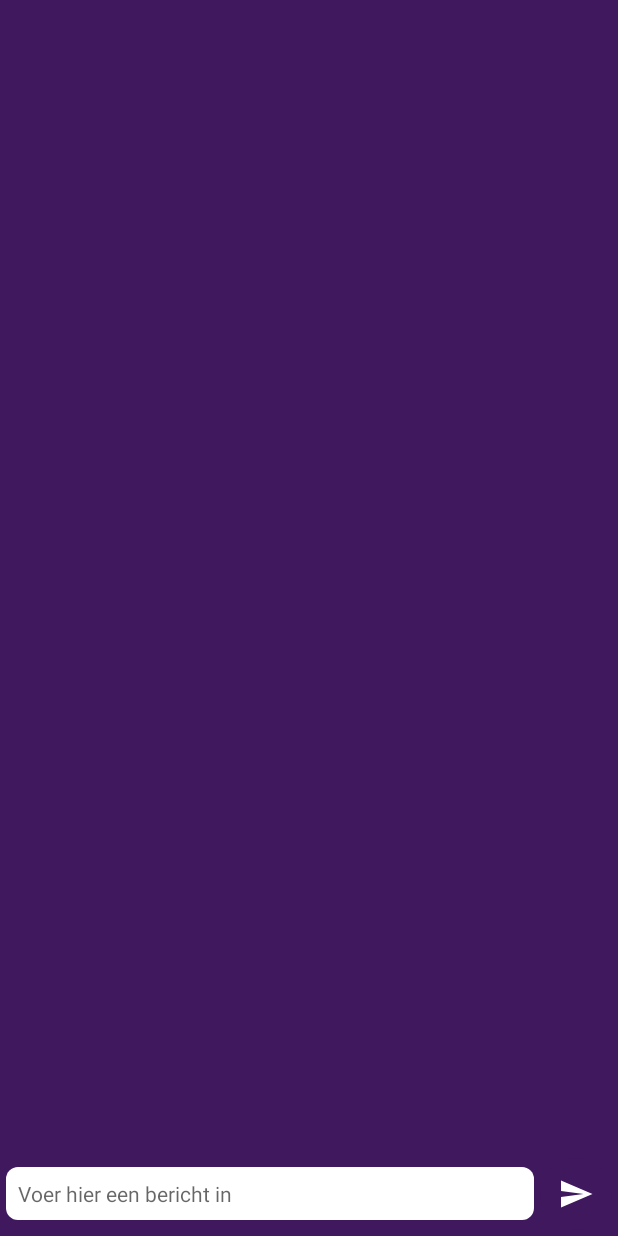
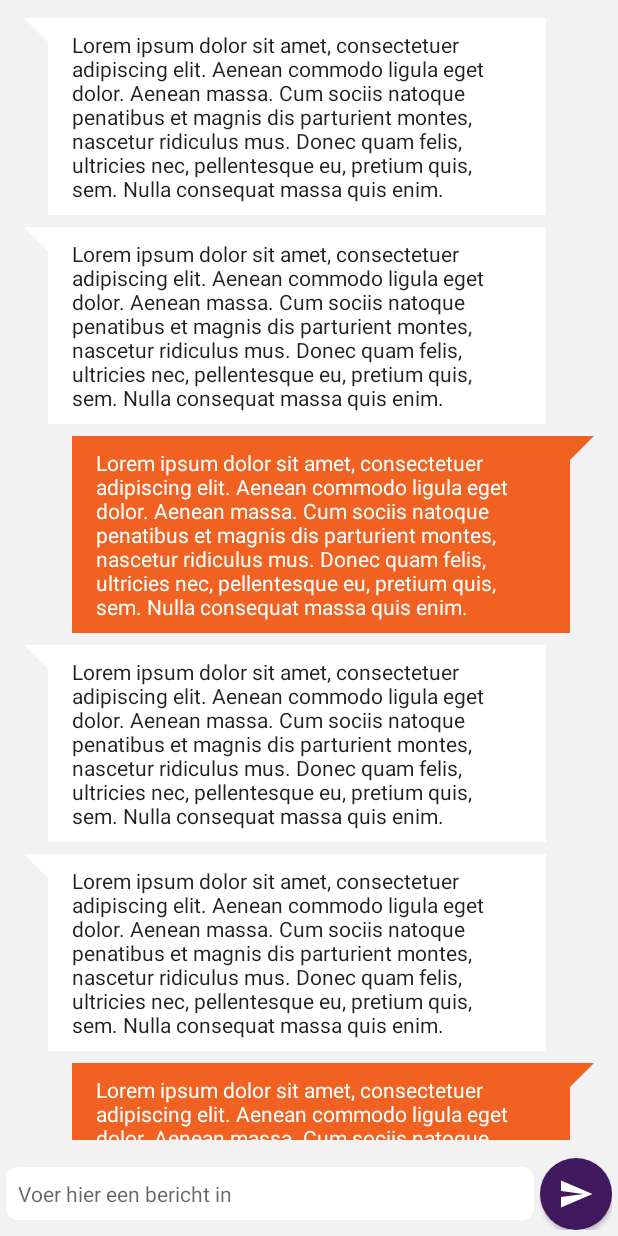
Before and after one commit to redcrayonn/Mobile-Development, an Android app: the MessagesActivity screen opened directly, with no data from a screen before it, on a phone screen of 412 x 824 dp. Run offline under Robolectric (Android 15) with nearby library versions, the phone set to English and light mode, and no system bars.

Commit message:
message balloons fixed

```diff
--- a/Android/app/src/main/AndroidManifest.xml
+++ b/Android/app/src/main/AndroidManifest.xml
@@ -24,7 +24,8 @@
             android:windowSoftInputMode="stateVisible|adjustPan" />
         <activity android:name=".app.view.activity.client.ClientHomeActivity" />
         <activity android:name=".app.view.activity.shared.MessagesActivity"
-            android:parentActivityName=".app.view.activity.client.ClientHomeActivity"/>
+            android:parentActivityName=".app.view.activity.client.ClientHomeActivity"
+            android:theme="@style/AppTheme.Alt"/>
     </application>
 
 </manifest>
--- a/Android/app/src/main/java/nl/inholland/imready/app/view/activity/shared/MessagesActivity.java
+++ b/Android/app/src/main/java/nl/inholland/imready/app/view/activity/shared/MessagesActivity.java
@@ -2,6 +2,7 @@ package nl.inholland.imready.app.view.activity.shared;
 
 import android.support.v7.app.AppCompatActivity;
 import android.os.Bundle;
+import android.support.v7.widget.LinearLayoutManager;
 import android.support.v7.widget.RecyclerView;
 
 import nl.inholland.imready.R;
@@ -14,8 +15,9 @@ public class MessagesActivity extends AppCompatActivity {
         super.onCreate(savedInstanceState);
         setContentView(R.layout.activity_messages);
 
+        RecyclerView view = findViewById(R.id.messages);
+        view.setLayoutManager(new LinearLayoutManager(this));
         MessageAdapter adapter = new MessageAdapter(this);
-        RecyclerView view = findViewById(R.id.messages);
         view.setAdapter(adapter);
     }
 }
--- a/Android/app/src/main/java/nl/inholland/imready/app/view/adapter/MessageAdapter.java
+++ b/Android/app/src/main/java/nl/inholland/imready/app/view/adapter/MessageAdapter.java
@@ -20,7 +20,7 @@ public class MessageAdapter extends RecyclerView.Adapter<MessageViewHolder> {
     private Context context;
 
     public MessageAdapter(Context context) {
-        layoutInflator = LayoutInflater.from(context);
+        this.layoutInflator = LayoutInflater.from(context);
         this.context = context;
     }
 
@@ -29,9 +29,10 @@ public class MessageAdapter extends RecyclerView.Adapter<MessageViewHolder> {
         View view;
         switch (viewType) {
             case 0:
+            case 1:
                 view = layoutInflator.inflate(R.layout.list_item_message_left, parent, false);
                 return new MessageViewHolder(view);
-            case 1:
+            case 2:
                 view = layoutInflator.inflate(R.layout.list_item_message_right, parent, false);
                 return new MessageViewHolder(view);
         }
@@ -41,7 +42,7 @@ public class MessageAdapter extends RecyclerView.Adapter<MessageViewHolder> {
     @Override
     public void onBindViewHolder(final MessageViewHolder holder, int position) {
         Message message = new Message();
-        message.setMessage("test");
+        message.setMessage("Lorem ipsum dolor sit amet, consectetuer adipiscing elit. Aenean commodo ligula eget dolor. Aenean massa. Cum sociis natoque penatibus et magnis dis parturient montes, nascetur ridiculus mus. Donec quam felis, ultricies nec, pellentesque eu, pretium quis, sem. Nulla consequat massa quis enim.");
         message.setDatetime(new Date());
 
         holder.fill(context, message);
@@ -49,11 +50,11 @@ public class MessageAdapter extends RecyclerView.Adapter<MessageViewHolder> {
 
     @Override
     public int getItemCount() {
-        return 10;
+        return 20;
     }
 
     @Override
     public int getItemViewType(int position) {
-        return position % 2;
+        return position % 3;
     }
 }
--- a/Android/app/src/main/res/drawable/bg_shape_bubble_incoming.xml
+++ b/Android/app/src/main/res/drawable/bg_shape_bubble_incoming.xml
@@ -14,7 +14,6 @@
     <item android:left="16dp">
         <shape android:shape="rectangle" >
             <solid android:color="@android:color/white" />
-            <corners android:radius="@dimen/largeRadius" />
         </shape>
     </item>
 </layer-list>
--- a/Android/app/src/main/res/drawable/bg_shape_bubble_outgoing.xml
+++ b/Android/app/src/main/res/drawable/bg_shape_bubble_outgoing.xml
@@ -14,7 +14,6 @@
     <item android:right="16dp">
         <shape android:shape="rectangle" >
             <solid android:color="@color/colorAccent" />
-            <corners android:radius="@dimen/largeRadius" />
         </shape>
     </item>
 </layer-list>
--- a/Android/app/src/main/res/layout/activity_login.xml
+++ b/Android/app/src/main/res/layout/activity_login.xml
@@ -73,7 +73,7 @@
             android:layout_marginBottom="16dp"
             android:layout_marginTop="16dp"
             android:text="@string/login"
-            android:theme="@style/App.Button" />
+            android:theme="@style/App.Button.Accent" />
 
         <!-- Loading icon -->
         <ProgressBar
--- a/Android/app/src/main/res/layout/activity_messages.xml
+++ b/Android/app/src/main/res/layout/activity_messages.xml
@@ -5,7 +5,6 @@
     android:orientation="vertical"
     android:layout_width="match_parent"
     android:layout_height="match_parent"
-    android:theme="@style/AppTheme.Alt"
     tools:context="nl.inholland.imready.app.view.activity.shared.MessagesActivity">
 
     <RelativeLayout
@@ -17,7 +16,11 @@
             android:layout_width="match_parent"
             android:layout_height="wrap_content"
             android:layout_above="@id/message_input_container"
-            tools:listitem="@layout/list_item_message_left">
+            android:paddingStart="@dimen/padding_md"
+            android:paddingEnd="@dimen/padding_md"
+            android:paddingTop="@dimen/padding_sm"
+            android:paddingBottom="@dimen/padding_sm"
+            tools:listitem="@layout/list_item_message_right">
 
         </android.support.v7.widget.RecyclerView>
 
@@ -49,8 +52,8 @@
                 android:scaleType="centerInside"
                 android:adjustViewBounds="true"
                 android:src="@drawable/ic_send"
+                android:padding="12dp"
                 style="@style/App.Button.Round.Primary"
-                android:padding="12dp"
                 android:contentDescription="@string/send" />
 
         </RelativeLayout>
--- a/Android/app/src/main/res/layout/drawer_client_home.xml
+++ b/Android/app/src/main/res/layout/drawer_client_home.xml
@@ -81,7 +81,7 @@
                 android:layout_height="wrap_content"
                 android:drawableStart="@drawable/ic_message"
                 style="?android:attr/borderlessButtonStyle"
-                android:theme="@style/App.Button.Borderless"
+                android:theme="@style/App.Button.Borderless.Primary"
                 android:text="@string/messages"
                 android:textAlignment="textStart"
                 android:drawablePadding="20dp"/>
@@ -92,7 +92,7 @@
                 android:layout_height="wrap_content"
                 android:drawableStart="@drawable/ic_group"
                 style="?android:attr/borderlessButtonStyle"
-                android:theme="@style/App.Button.Borderless"
+                android:theme="@style/App.Button.Borderless.Primary"
                 android:text="@string/family"
                 android:textAlignment="textStart"
                 android:drawablePadding="20dp"/>
@@ -103,7 +103,7 @@
                 android:layout_height="wrap_content"
                 android:drawableStart="@drawable/ic_info"
                 style="?android:attr/borderlessButtonStyle"
-                android:theme="@style/App.Button.Borderless"
+                android:theme="@style/App.Button.Borderless.Primary"
                 android:text="@string/info"
                 android:textAlignment="textStart"
                 android:drawablePadding="20dp"/>
--- a/Android/app/src/main/res/layout/list_item_message_left.xml
+++ b/Android/app/src/main/res/layout/list_item_message_left.xml
@@ -1,40 +1,38 @@
 <?xml version="1.0" encoding="utf-8"?>
-<LinearLayout xmlns:android="http://schemas.android.com/apk/res/android"
-    android:orientation="vertical"
+<RelativeLayout xmlns:android="http://schemas.android.com/apk/res/android"
+    xmlns:tools="http://schemas.android.com/tools"
     android:layout_width="match_parent"
     android:layout_height="wrap_content"
-    android:background="@drawable/bg_shape_bubble_incoming"
-    android:paddingStart="@dimen/padding_md"
-    android:paddingEnd="0dp"
     android:layout_marginTop="@dimen/padding_xs"
     android:layout_marginBottom="@dimen/padding_xs"
-    android:theme="@style/TextAppearance.AppCompat"
-    xmlns:tools="http://schemas.android.com/tools">
+    android:orientation="vertical">
 
-    <RelativeLayout
+    <LinearLayout
+        android:id="@+id/message_container"
+        android:layout_width="wrap_content"
+        android:layout_height="wrap_content"
+        android:layout_alignParentStart="true"
+        android:layout_marginEnd="@dimen/padding_xxl"
+        android:background="@drawable/bg_shape_bubble_incoming"
         android:orientation="vertical"
-        android:layout_width="match_parent"
-        android:layout_height="wrap_content"
-        android:paddingStart="@dimen/padding_md"
-        android:paddingEnd="@dimen/padding_md"
-        android:paddingTop="@dimen/padding_sm"
-        android:paddingBottom="@dimen/padding_sm">
+        android:paddingEnd="0dp"
+        android:paddingStart="@dimen/padding_md">
 
-        <TextView
-            android:id="@+id/message"
-            android:layout_width="match_parent"
-            android:layout_height="wrap_content"
-            tools:text="incoming message"/>
-
-        <TextView
-            android:id="@+id/time_sent"
+        <LinearLayout
             android:layout_width="wrap_content"
             android:layout_height="wrap_content"
-            android:layout_alignParentEnd="true"
-            android:layout_below="@id/message"
-            style="@style/TextAppearance.AppCompat.Small"
-            tools:text="16:23"/>
-    </RelativeLayout>
+            android:orientation="vertical"
+            android:paddingBottom="@dimen/padding_sm"
+            android:paddingEnd="@dimen/padding_md"
+            android:paddingStart="@dimen/padding_md"
+            android:paddingTop="@dimen/padding_sm">
 
-
-</LinearLayout>
+            <TextView
+                android:id="@+id/message"
+                style="@style/TextAppearance.AppCompat"
+                android:layout_width="wrap_content"
+                android:layout_height="wrap_content"
+                tools:text="incoming message" />
+        </LinearLayout>
+    </LinearLayout>
+</RelativeLayout>
--- a/Android/app/src/main/res/layout/list_item_message_right.xml
+++ b/Android/app/src/main/res/layout/list_item_message_right.xml
@@ -1,38 +1,38 @@
 <?xml version="1.0" encoding="utf-8"?>
-<LinearLayout xmlns:android="http://schemas.android.com/apk/res/android"
-    android:orientation="vertical"
+<RelativeLayout xmlns:android="http://schemas.android.com/apk/res/android"
+    xmlns:tools="http://schemas.android.com/tools"
     android:layout_width="match_parent"
     android:layout_height="wrap_content"
-    android:background="@drawable/bg_shape_bubble_outgoing"
-    android:paddingStart="0dp"
-    android:paddingEnd="@dimen/padding_md"
-    android:theme="@style/TextAppearance.AppCompat.Inverse"
-    xmlns:tools="http://schemas.android.com/tools">
+    android:layout_marginTop="@dimen/padding_xs"
+    android:layout_marginBottom="@dimen/padding_xs"
+    android:orientation="vertical">
 
-    <RelativeLayout
+    <LinearLayout
+        android:id="@+id/message_container"
+        android:layout_width="wrap_content"
+        android:layout_height="wrap_content"
+        android:layout_alignParentEnd="true"
+        android:layout_marginStart="@dimen/padding_xxl"
+        android:background="@drawable/bg_shape_bubble_outgoing"
         android:orientation="vertical"
-        android:layout_width="match_parent"
-        android:layout_height="wrap_content"
-        android:paddingStart="@dimen/padding_md"
         android:paddingEnd="@dimen/padding_md"
-        android:paddingTop="@dimen/padding_sm"
-        android:paddingBottom="@dimen/padding_sm">
+        android:paddingStart="0dp">
 
-        <TextView
-            android:id="@+id/message"
-            android:layout_width="match_parent"
-            android:layout_height="wrap_content"
-            tools:text="outgoing message"/>
-
-        <TextView
-            android:id="@+id/time_sent"
+        <LinearLayout
             android:layout_width="wrap_content"
             android:layout_height="wrap_content"
-            android:layout_alignParentEnd="true"
-            android:layout_below="@id/message"
-            style="@style/TextAppearance.AppCompat.Small.Inverse"
-            tools:text="16:23"/>
-    </RelativeLayout>
+            android:orientation="vertical"
+            android:paddingBottom="@dimen/padding_sm"
+            android:paddingEnd="@dimen/padding_md"
+            android:paddingStart="@dimen/padding_md"
+            android:paddingTop="@dimen/padding_sm">
 
-
-</LinearLayout>
+            <TextView
+                android:id="@+id/message"
+                style="@style/TextAppearance.AppCompat.Inverse"
+                android:layout_width="wrap_content"
+                android:layout_height="wrap_content"
+                tools:text="outgoing message" />
+        </LinearLayout>
+    </LinearLayout>
+</RelativeLayout>
--- /dev/null
+++ b/Android/app/src/main/res/values-land/integers.xml
@@ -0,0 +1,4 @@
+<?xml version="1.0" encoding="utf-8"?>
+<resources>
+    <integer name="gridColumn">5</integer>
+</resources>
--- /dev/null
+++ b/Android/app/src/main/res/values-port/integers.xml
@@ -0,0 +1,4 @@
+<?xml version="1.0" encoding="utf-8"?>
+<resources>
+    <integer name="gridColumn">3</integer>
+</resources>
--- a/Android/app/src/main/res/values/styles_buttons.xml
+++ b/Android/app/src/main/res/values/styles_buttons.xml
@@ -37,15 +37,17 @@
         <item name="android:textColor">@color/colorPrimary</item>
     </style>
 
-    <style name="App.Button.Round" parent="AppTheme">
+    <style name="App.Button.Round">
         <item name="android:background">@drawable/bg_button_round</item>
     </style>
 
     <style name="App.Button.Round.Primary">
+        <item name="android:tint">@android:color/white</item>
         <item name="colorPrimary">@color/colorPrimary</item>
     </style>
 
     <style name="App.Button.Round.Accent">
+        <item name="android:tint">@android:color/white</item>
         <item name="colorPrimary">@color/colorAccent</item>
     </style>
 
```
Also changed, not shown: Android/app/src/main/java/nl/inholland/imready/app/view/holder/MessageViewHolder.java (+8 -20 lines), Android/app/src/main/res/layout/activity_client_home.xml (+5 -5 lines).
